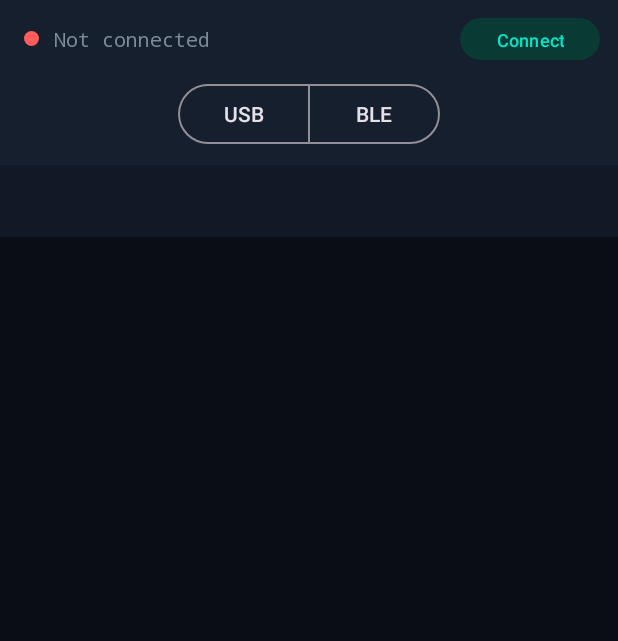
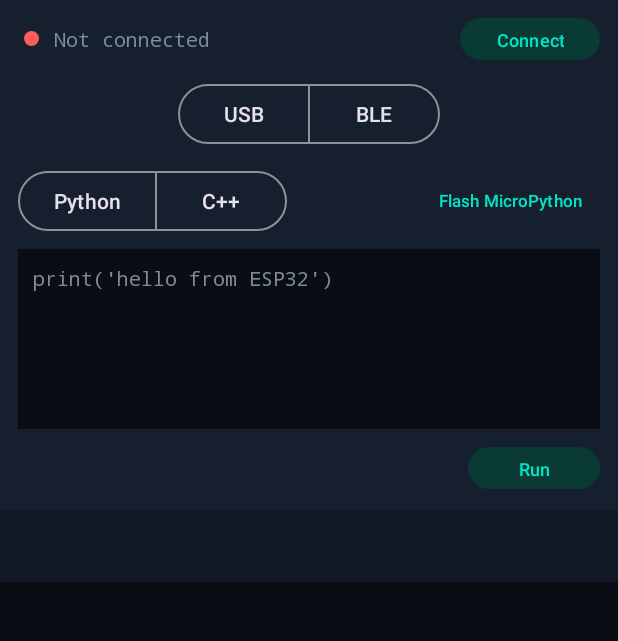
Before and after one commit to namalxhero/Esp32-controol-panel, an Android app: the layout activity_main.xml on its own in the app's theme, with its tools: preview values and no code run, on a phone screen of 412 x 824 dp, the part 96-737 px from its top. Run offline under Robolectric (Android 15) with nearby library versions, the light colour scheme and no system bars.

Commit message:
Implement code-run panel with language selection
Added a code-run panel with language toggle and buttons.

```diff
--- a/app/src/main/res/layout/activity_main.xml
+++ b/app/src/main/res/layout/activity_main.xml
@@ -88,6 +88,89 @@
         </com.google.android.material.button.MaterialButtonToggleGroup>
     </LinearLayout>
 
+    <!-- Code-run panel: language toggle + editor + run/flash buttons -->
+    <LinearLayout
+        android:layout_width="match_parent"
+        android:layout_height="wrap_content"
+        android:orientation="vertical"
+        android:background="@color/bg_surface_alt"
+        android:paddingStart="12dp"
+        android:paddingEnd="12dp"
+        android:paddingBottom="10dp">
+
+        <LinearLayout
+            android:layout_width="match_parent"
+            android:layout_height="wrap_content"
+            android:orientation="horizontal"
+            android:gravity="center_vertical"
+            android:layout_marginBottom="8dp">
+
+            <com.google.android.material.button.MaterialButtonToggleGroup
+                android:id="@+id/codeModeToggle"
+                android:layout_width="wrap_content"
+                android:layout_height="wrap_content"
+                app:singleSelection="true"
+                app:selectionRequired="true">
+
+                <com.google.android.material.button.MaterialButton
+                    android:id="@+id/btnModePython"
+                    style="@style/Widget.Material3.Button.OutlinedButton"
+                    android:layout_width="wrap_content"
+                    android:layout_height="wrap_content"
+                    android:text="Python"
+                    android:checked="true" />
+
+                <com.google.android.material.button.MaterialButton
+                    android:id="@+id/btnModeCpp"
+                    style="@style/Widget.Material3.Button.OutlinedButton"
+                    android:layout_width="wrap_content"
+                    android:layout_height="wrap_content"
+                    android:text="C++" />
+            </com.google.android.material.button.MaterialButtonToggleGroup>
+
+            <View
+                android:layout_width="0dp"
+                android:layout_height="1dp"
+                android:layout_weight="1" />
+
+            <com.google.android.material.button.MaterialButton
+                android:id="@+id/btnFlashMicroPython"
+                style="@style/Widget.Material3.Button.TextButton"
+                android:layout_width="wrap_content"
+                android:layout_height="wrap_content"
+                android:text="Flash MicroPython"
+                android:textSize="11sp"
+                android:textColor="@color/accent_cyan" />
+        </LinearLayout>
+
+        <EditText
+            android:id="@+id/codeEditorInput"
+            android:layout_width="match_parent"
+            android:layout_height="120dp"
+            android:background="@color/bg_root"
+            android:fontFamily="monospace"
+            android:gravity="top|start"
+            android:hint="print('hello from ESP32')"
+            android:inputType="textMultiLine"
+            android:padding="10dp"
+            android:textColor="@color/text_secondary"
+            android:textColorHint="@color/text_secondary"
+            android:textSize="13sp" />
+
+        <com.google.android.material.button.MaterialButton
+            android:id="@+id/btnRunCode"
+            style="@style/Widget.Material3.Button.TonalButton"
+            android:layout_width="wrap_content"
+            android:layout_height="36dp"
+            android:layout_marginTop="8dp"
+            android:layout_gravity="end"
+            android:text="Run"
+            android:textSize="12sp"
+            app:backgroundTint="@color/accent_cyan_dim"
+            android:textColor="@color/accent_cyan"
+            app:cornerRadius="18dp" />
+    </LinearLayout>
+
     <com.google.android.material.tabs.TabLayout
         android:id="@+id/tabLayout"
         android:layout_width="match_parent"
```
